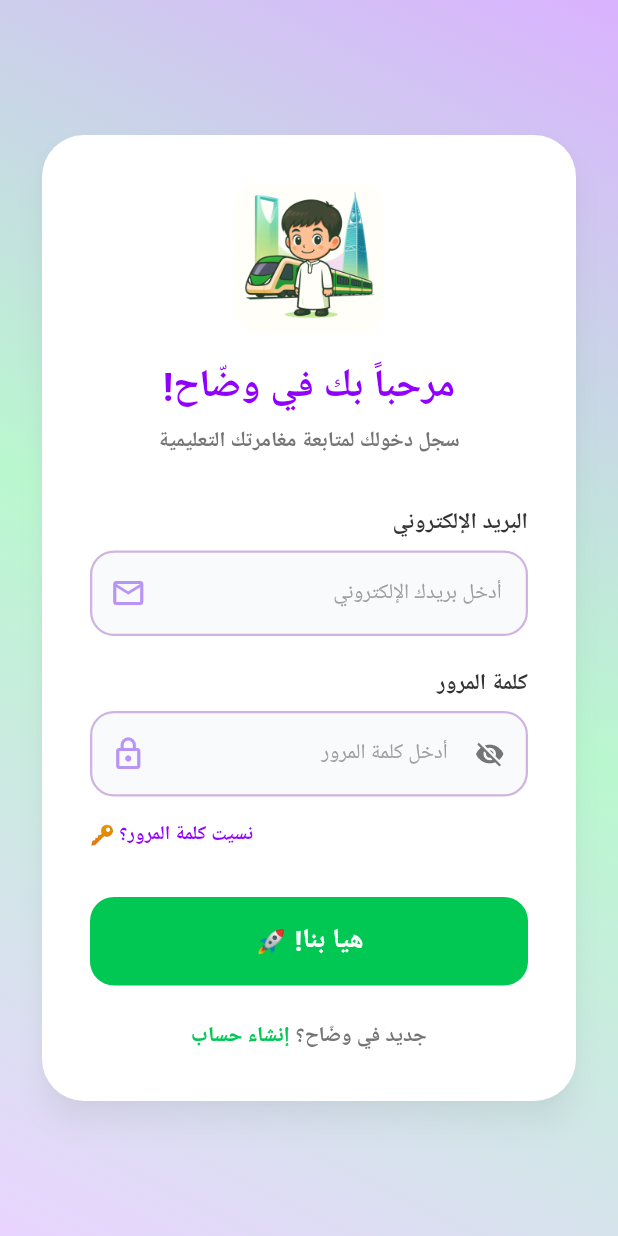
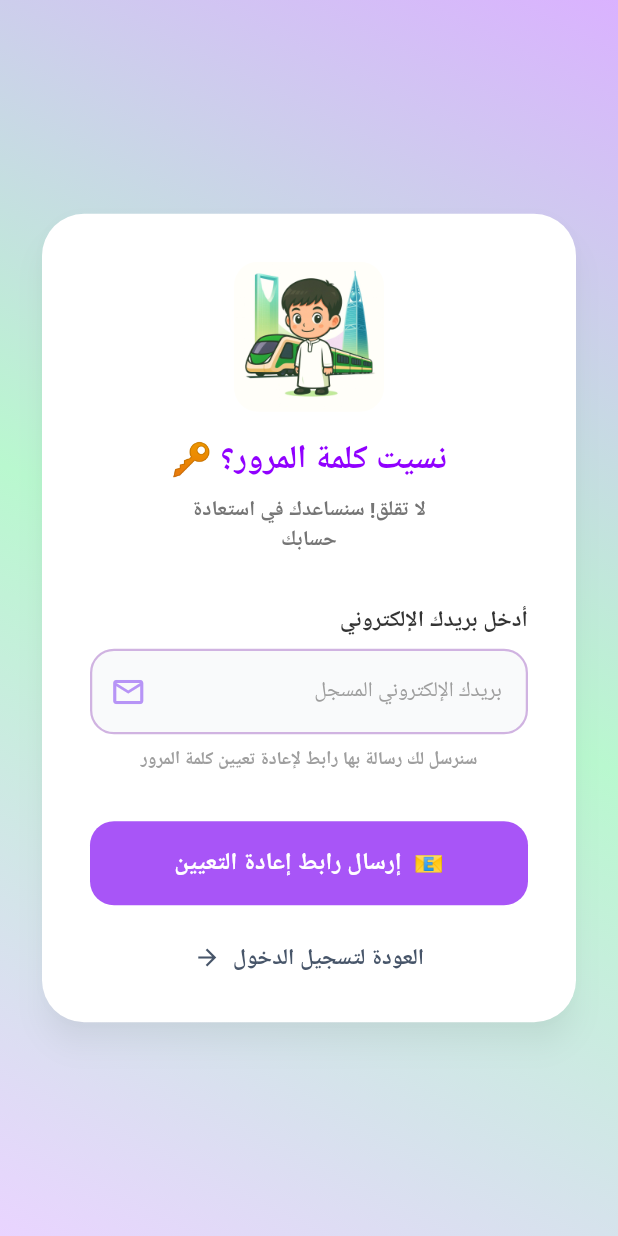
Before and after one commit to Maarij-Aqeel/waddah, a Flutter app: the screen it shows after launch, after a tap on "نسيت كلمة المرور؟ 🔑", on a phone screen of 412 x 824 dp. Run offline on Flutter 3.47's test engine with Material 3 defaults, Android fonts, the phone set to English and light mode, and no system bars; our stand-ins replace firebase_auth, firebase_core, google_fonts; accounts and stored records are empty; Roboto replaces fonts that are missing (Cairo).

Commit message:
Created progress, forgot pass | home

```diff
--- /dev/null
+++ b/lib/screens/forgot_password_screen.dart
@@ -0,0 +1,302 @@
+import 'package:flutter/material.dart';
+import 'package:google_fonts/google_fonts.dart';
+import 'package:firebase_auth/firebase_auth.dart';
+
+class ForgotPasswordScreen extends StatefulWidget {
+  const ForgotPasswordScreen({super.key});
+
+  @override
+  State<ForgotPasswordScreen> createState() => _ForgotPasswordScreenState();
+}
+
+class _ForgotPasswordScreenState extends State<ForgotPasswordScreen> {
+  final _emailController = TextEditingController();
+  bool _isLoading = false;
+
+  Future<void> _resetPassword() async {
+    if (_emailController.text.trim().isEmpty) {
+      _showSnackBar('يرجى إدخال بريدك الإلكتروني المسجل');
+      return;
+    }
+
+    setState(() => _isLoading = true);
+
+    try {
+      await FirebaseAuth.instance.sendPasswordResetEmail(
+        email: _emailController.text.trim(),
+      );
+
+      _showSnackBar('تم إرسال رابط إعادة التعيين إلى بريدك الإلكتروني', isSuccess: true);
+
+      if (mounted) {
+        // Pop after a short delay so the user sees the success message
+        Future.delayed(const Duration(seconds: 2), () {
+          if (mounted) Navigator.pop(context);
+        });
+      }
+    } on FirebaseAuthException catch (e) {
+      String message = 'حدث خطأ. حاول مرة أخرى.';
+      if (e.code == 'user-not-found') {
+        message = 'لا يوجد حساب مرتبط بهذا البريد الإلكتروني.';
+      } else if (e.code == 'invalid-email') {
+        message = 'تنسيق البريد الإلكتروني غير صحيح.';
+      }
+      _showSnackBar(message);
+    } catch (e) {
+      _showSnackBar('حدث خطأ غير متوقع');
+    } finally {
+      if (mounted) {
+        setState(() => _isLoading = false);
+      }
+    }
+  }
+
+  void _showSnackBar(String message, {bool isSuccess = false}) {
+    if (!mounted) return;
+    ScaffoldMessenger.of(context).showSnackBar(
+      SnackBar(
+        content: Text(
+          message,
+          style: GoogleFonts.cairo(color: Colors.white, fontWeight: FontWeight.bold),
+        ),
+        backgroundColor: isSuccess ? const Color(0xFF00C853) : Colors.redAccent,
+        behavior: SnackBarBehavior.floating,
+      ),
+    );
+  }
+
+  @override
+  void dispose() {
+    _emailController.dispose();
+    super.dispose();
+  }
+
+  @override
+  Widget build(BuildContext context) {
+    return Scaffold(
+      body: Container(
+        width: double.infinity,
+        height: double.infinity,
+        decoration: const BoxDecoration(
+          gradient: LinearGradient(
+            begin: Alignment.topRight,
+            end: Alignment.bottomLeft,
+            colors: [
+              Color.fromRGBO(218, 178, 255, 1),
+              Color.fromRGBO(185, 248, 207, 1),
+              Color.fromRGBO(233, 212, 255, 1),
+            ],
+          ),
+        ),
+        child: SafeArea(
+          child: Center(
+            child: SingleChildScrollView(
+              padding: const EdgeInsets.symmetric(horizontal: 24.0, vertical: 16.0),
+              child: ConstrainedBox(
+                constraints: const BoxConstraints(maxWidth: 420),
+                child: Card(
+                  elevation: 8,
+                  shadowColor: Colors.black26,
+                  shape: RoundedRectangleBorder(
+                    borderRadius: BorderRadius.circular(28),
+                  ),
+                  color: Colors.white,
+                  child: Padding(
+                    padding: const EdgeInsets.all(32.0),
+                    child: Column(
+                      mainAxisSize: MainAxisSize.min,
+                      crossAxisAlignment: CrossAxisAlignment.stretch,
+                      children: [
+                        // Logo
+                        Center(
+                          child: ClipRRect(
+                            borderRadius: BorderRadius.circular(16),
+                            child: Image.asset(
+                              'assets/logo.png',
+                              height: 100,
+                              width: 100,
+                              fit: BoxFit.cover,
+                              errorBuilder: (context, error, stackTrace) {
+                                return Container(
+                                  height: 100,
+                                  width: 100,
+                                  color: const Color(0xFFF3E8FF),
+                                  child: const Icon(
+                                    Icons.image_not_supported,
+                                    color: Color(0xFF9000FF),
+                                    size: 40,
+                                  ),
+                                );
+                              },
+                            ),
+                          ),
+                        ),
+                        const SizedBox(height: 16),
+
+                        // Title
+                        Row(
+                          mainAxisAlignment: MainAxisAlignment.center,
+                          children: [
+                            Text(
+                              'نسيت كلمة المرور؟ ',
+                              style: GoogleFonts.cairo(
+                                fontSize: 22,
+                                fontWeight: FontWeight.bold,
+                                color: const Color(0xFF9000FF),
+                              ),
+                            ),
+                            const Text(
+                              '🔑',
+                              style: TextStyle(fontSize: 22),
+                            ),
+                          ],
+                        ),
+                        const SizedBox(height: 8),
+
+                        // Subtitle
+                        Text(
+                          'لا تقلق! سنساعدك في استعادة\nحسابك',
+                          textAlign: TextAlign.center,
+                          style: GoogleFonts.cairo(
+                            fontSize: 14,
+                            fontWeight: FontWeight.w600,
+                            color: Colors.grey[600],
+                            height: 1.4,
+                          ),
+                        ),
+                        const SizedBox(height: 32),
+
+                        // Email Label
+                        Text(
+                          'أدخل بريدك الإلكتروني',
+                          style: GoogleFonts.cairo(
+                            fontSize: 15,
+                            fontWeight: FontWeight.bold,
+                            color: const Color(0xFF333333),
+                          ),
+                        ),
+                        const SizedBox(height: 8),
+
+                        // Email TextField
+                        Container(
+                          decoration: BoxDecoration(
+                            color: const Color(0xFFF9FAFB),
+                            borderRadius: BorderRadius.circular(16),
+                            border: Border.all(
+                              color: const Color(0xFFD0B3E1),
+                              width: 1.5,
+                            ),
+                          ),
+                          child: TextField(
+                            controller: _emailController,
+                            keyboardType: TextInputType.emailAddress,
+                            style: GoogleFonts.cairo(fontSize: 14, color: Colors.black87),
+                            decoration: InputDecoration(
+                              hintText: 'بريدك الإلكتروني المسجل',
+                              hintStyle: GoogleFonts.cairo(
+                                color: Colors.grey[500],
+                                fontSize: 14,
+                              ),
+                              border: InputBorder.none,
+                              contentPadding: const EdgeInsets.symmetric(horizontal: 16, vertical: 16),
+                              // Image shows the mail icon on the visual right/left.
+                              // Since it's RTL, suffixIcon is on the visual left usually,
+                              // but suffixIcon means 'end of text'. RTL end of text is left.
+                              suffixIcon: const Icon(Icons.mail_outline, color: Color(0xFFB794F6)),
+                            ),
+                          ),
+                        ),
+                        const SizedBox(height: 8),
+
+                        // Helper Text underneath field
+                        Text(
+                          'سنرسل لك رسالة بها رابط لإعادة تعيين كلمة المرور',
+                          style: GoogleFonts.cairo(
+                            fontSize: 12,
+                            fontWeight: FontWeight.w600,
+                            color: Colors.grey[500],
+                          ),
+                          textAlign: TextAlign.center,
+                        ),
+                        const SizedBox(height: 32),
+
+                        // Reset Button
+                        ElevatedButton(
+                          onPressed: _isLoading ? null : _resetPassword,
+                          style: ElevatedButton.styleFrom(
+                            backgroundColor: const Color(0xFFA855F7), // Light purple
+                            foregroundColor: Colors.white,
+                            shape: RoundedRectangleBorder(
+                              borderRadius: BorderRadius.circular(16),
+                            ),
+                            padding: const EdgeInsets.symmetric(vertical: 16),
+                            elevation: 0,
+                          ),
+                          child: _isLoading
+                              ? const SizedBox(
+                                  height: 24,
+                                  width: 24,
+                                  child: CircularProgressIndicator(
+                                    color: Colors.white,
+                                    strokeWidth: 3,
+                                  ),
+                                )
+                              : Row(
+                                  mainAxisAlignment: MainAxisAlignment.center,
+                                  children: [
+                                    const Text('📧', style: TextStyle(fontSize: 16)),
+                                    const SizedBox(width: 8),
+                                    Text(
+                                      'إرسال رابط إعادة التعيين',
+                                      style: GoogleFonts.cairo(
+                                        fontSize: 16,
+                                        fontWeight: FontWeight.bold,
+                                      ),
+                                    ),
+                                  ],
+                                ),
+                        ),
+                        const SizedBox(height: 24),
+
+                        // Back to login button
+                        TextButton(
+                          onPressed: () {
+                            Navigator.pop(context); // Go back to login
+                          },
+                          style: TextButton.styleFrom(
+                            padding: EdgeInsets.zero,
+                            minimumSize: Size.zero,
+                            tapTargetSize: MaterialTapTargetSize.shrinkWrap,
+                          ),
+                          child: Row(
+                            mainAxisAlignment: MainAxisAlignment.center,
+                            children: [
+                              Text(
+                                'العودة لتسجيل الدخول',
+                                style: GoogleFonts.cairo(
+                                  fontSize: 15,
+                                  fontWeight: FontWeight.bold,
+                                  color: const Color(0xFF475569), // Slate grey
+                                ),
+                              ),
+                              const SizedBox(width: 8),
+                              const Icon(
+                                Icons.arrow_back, // In RTL, this explicitly points to the conceptual right '->'
+                                size: 18,
+                                color: Color(0xFF475569),
+                              ),
+                            ],
+                          ),
+                        ),
+                      ],
+                    ),
+                  ),
+                ),
+              ),
+            ),
+          ),
+        ),
+      ),
+    );
+  }
+}
--- a/lib/screens/login_screen.dart
+++ b/lib/screens/login_screen.dart
@@ -3,6 +3,7 @@ import 'package:google_fonts/google_fonts.dart';
 import 'package:firebase_auth/firebase_auth.dart';
 import 'signup_screen.dart';
 import 'main_dashboard.dart';
+import 'forgot_password_screen.dart';
 
 class LoginScreen extends StatefulWidget {
   const LoginScreen({super.key});
@@ -213,7 +214,14 @@ class _LoginScreenState extends State<LoginScreen> {
                         Align(
                           alignment: AlignmentDirectional.centerEnd,
                           child: TextButton(
-                            onPressed: () {},
+                            onPressed: () {
+                              Navigator.push(
+                                context,
+                                MaterialPageRoute(
+                                  builder: (context) => const ForgotPasswordScreen(),
+                                ),
+                              );
+                            },
                             style: TextButton.styleFrom(
                               padding: const EdgeInsets.symmetric(horizontal: 0, vertical: 8),
                               minimumSize: Size.zero,
```
Also changed, not shown: lib/screens/main_dashboard.dart (+20 -1 lines), lib/screens/progress_screen.dart (added, +403 -0 lines).
